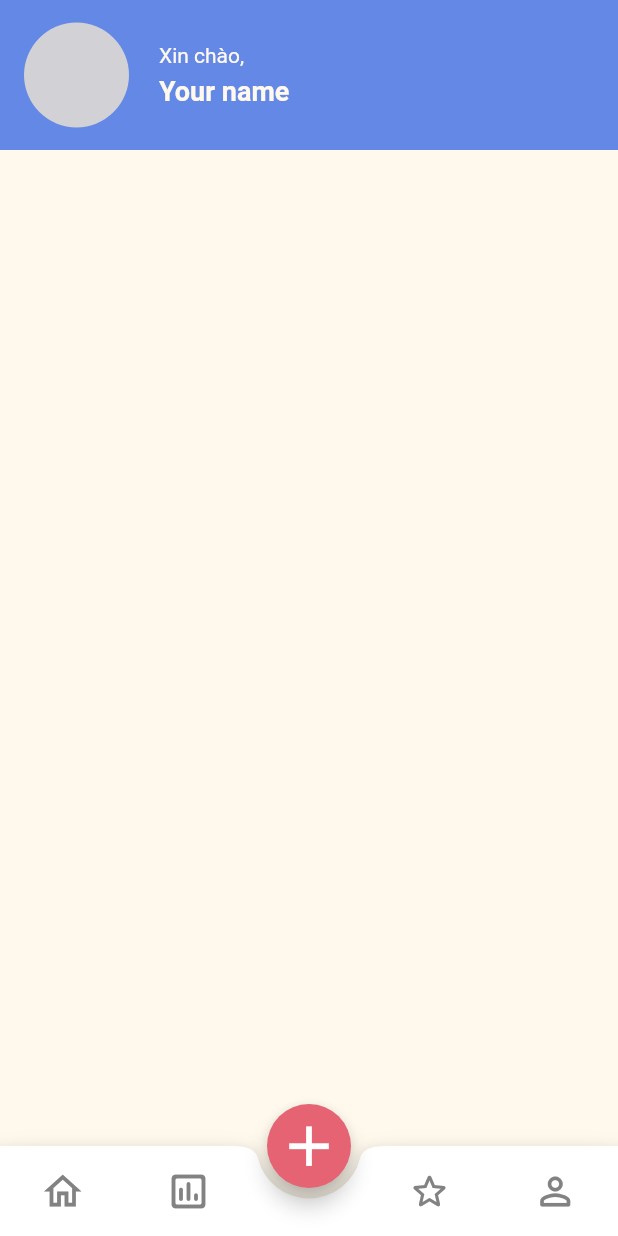
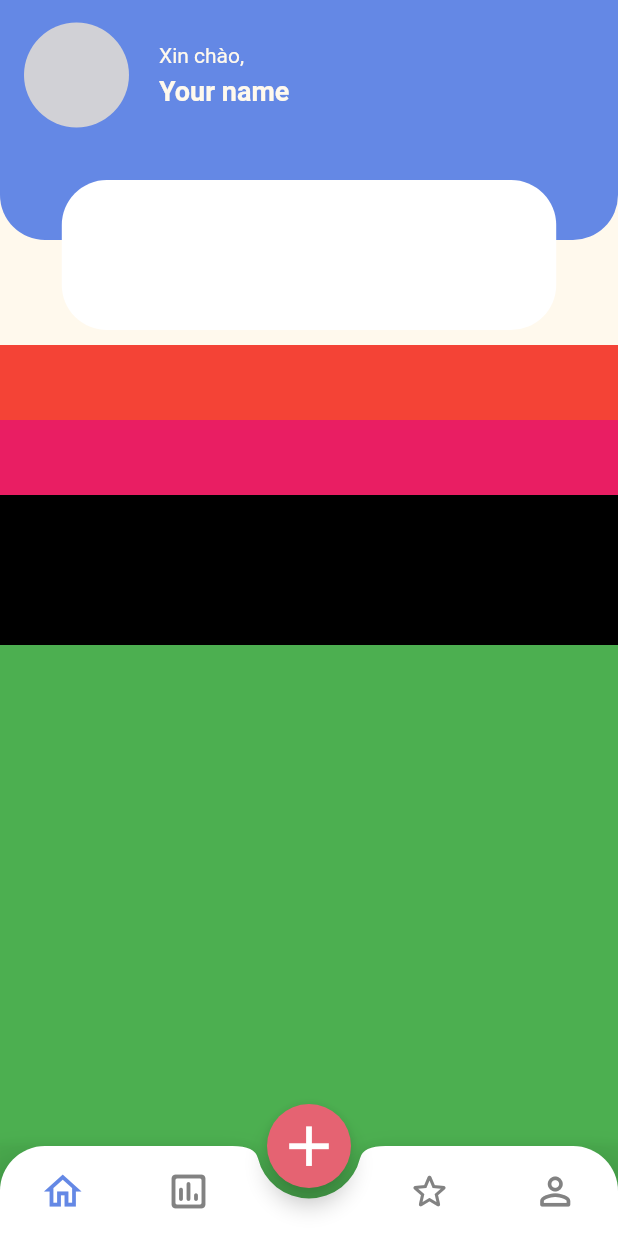
Before and after one commit to minhdinhtv761/habitool, a Flutter app: the screen it shows after launch, on a phone screen of 412 x 824 dp. Run offline on Flutter 3.47's test engine with Material 2 defaults, Android fonts, the phone set to English and light mode, and no system bars.

Commit message:
UI - create home_creen with appbar and bottomappba adn FAB, create dashboard_screen with appbar and scroll view

```diff
--- /dev/null
+++ b/lib/src/screens/dashboard_screen.dart
@@ -0,0 +1,130 @@
+import 'package:flutter/material.dart';
+
+import 'package:habitool/src/custom_values/custom_colors.dart';
+
+class DashBoardScreen extends StatefulWidget {
+  @override
+  _DashBoardScreenState createState() => _DashBoardScreenState();
+}
+
+class _DashBoardScreenState extends State<DashBoardScreen> {
+  @override
+  Widget build(BuildContext context) {
+    final Size size = MediaQuery.of(context).size;
+
+    return Scaffold(
+      backgroundColor: CustomColors.light,
+      body: CustomScrollView(
+        physics: BouncingScrollPhysics(),
+        slivers: <Widget>[
+          buildSliverAppBar(size),
+
+          // Những SliverToBoxAdapter dưới đây được thêm vào để test scroll màn hình
+          SliverToBoxAdapter(
+            child: Container(height: 50.0, color: Colors.red)
+          ),
+          SliverToBoxAdapter(
+            child: Container(height: 50.0, color: Colors.pink)
+          ),
+          SliverToBoxAdapter(
+            child: Container(height: 100.0, color: Colors.black)
+          ),
+          SliverToBoxAdapter(
+            child: Container(height: 500.0, color: Colors.green)
+          ),
+
+          // SliverToBoxAdapter dùng để làm phần trống, tránh việc dữ liệu bị che dưới BottomAppBar
+          SliverToBoxAdapter(
+            child: Container(height: 100.0, color: Colors.transparent)
+          ),
+        ],
+      ),
+    );
+  }
+
+// Hàm build AppBar cho DashBoardScreen
+  SliverAppBar buildSliverAppBar(Size size) {
+    return SliverAppBar(
+          pinned: true,
+          floating: true,
+          snap: false,
+          toolbarHeight: 100.0,
+          backgroundColor: CustomColors.blue,
+          shadowColor: Colors.transparent,
+          title: Row(
+            children: <Widget>[
+              Container(
+                width: 70.0,
+                height: 70.0,
+                decoration: BoxDecoration(
+                  color: CustomColors.grey,
+                  shape: BoxShape.circle,
+                ),
+              ),
+              SizedBox(width: 20.0,),
+              Column(
+                crossAxisAlignment: CrossAxisAlignment.start,
+                children: <Widget>[
+                  Text(
+                    'Xin chào,',
+                    style: TextStyle(
+                      color: CustomColors.light,
+                      fontSize: 14,
+                    ),
+                  ),
+                  SizedBox(height: 5.0,),
+                  Text(
+                    'Your name',
+                    style: TextStyle(
+                      color: CustomColors.light,
+                      fontSize: 18,
+                      fontWeight: FontWeight.bold,
+                    ),
+                  ),
+                ],
+              ),
+            ]
+          ),
+          flexibleSpace: FlexibleSpaceBar(
+            collapseMode: CollapseMode.pin,
+            background: Container(
+              height: 100,
+              decoration: BoxDecoration(
+                color: CustomColors.blue,
+              ),
+            ),
+          ),
+          bottom: PreferredSize(
+            child: Stack(
+              alignment: AlignmentDirectional.topCenter,
+              children: <Widget>[
+                Container(
+                  height: 130.0,
+                  decoration: BoxDecoration(
+                    color: CustomColors.light,
+                  ),
+                ),
+                Container(
+                  height: 60.0,
+                  decoration: BoxDecoration(
+                    color: CustomColors.blue,
+                    borderRadius: BorderRadius.vertical(bottom: Radius.circular(30.0)),
+                  ),
+                ),
+                Container(
+                  margin: EdgeInsets.only(top: 20.0),
+                  width: size.width * 0.8,
+                  height: 100.0,
+                  decoration: BoxDecoration(
+                    color: Colors.white,
+                    borderRadius: BorderRadius.circular(30.0),
+                  ),
+                ),
+              ],
+            ),
+            preferredSize: Size.fromHeight(130.0),
+          ),
+
+        );
+  }
+}
--- a/lib/src/screens/home_screen.dart
+++ b/lib/src/screens/home_screen.dart
@@ -1,7 +1,10 @@
 import 'package:flutter/material.dart';
 
 import 'package:habitool/src/custom_values/custom_colors.dart';
-import 'package:habitool/src/widgets/date_time_picker.dart';
+import 'package:habitool/src/screens/achievement_screen.dart';
+import 'package:habitool/src/screens/dashboard_screen.dart';
+import 'package:habitool/src/screens/settings_screen.dart';
+import 'package:habitool/src/screens/statistic_screen.dart';
 // import 'package:habitool/src/widgets/datetimpicker_widget.dart';
 
 class HomeScreen extends StatefulWidget {
@@ -10,79 +13,60 @@ class HomeScreen extends StatefulWidget {
 }
 
 class _HomeScreenState extends State<HomeScreen> {
+  int currentTab = 0;
+
+  final Widget currentScreen = DashBoardScreen();
+
+  final List<Widget> tabs = [
+    DashBoardScreen(),
+    StatisticScreen(),
+    AchievementScreen(),
+    SettingsScreen()
+  ];
+
+  final PageStorageBucket _bucket = PageStorageBucket();
+
   @override
   Widget build(BuildContext context) {
     final Size size = MediaQuery.of(context).size;
 
     return Scaffold(
       backgroundColor: CustomColors.light,
-      body: CustomScrollView(
-        physics: const BouncingScrollPhysics(),
-        slivers: <Widget>[
-          SliverAppBar(
-            pinned: false,
-            floating: false,
-            snap: false,
-            toolbarHeight: 100.0,
-            backgroundColor: CustomColors.blue,
-            title: Row(
-              children: <Widget>[
-                Container(
-                  width: 70.0,
-                  height: 70.0,
-                  decoration: BoxDecoration(
-                    color: CustomColors.grey,
-                    shape: BoxShape.circle,
+      extendBody: true,
+      body: PageStorage(
+        child: tabs[currentTab],
+        bucket: _bucket,
       ),
+      bottomNavigationBar: buildBottomAppBar(size),
+      floatingActionButton: buildFloatingActionButton(),
+      floatingActionButtonLocation: FloatingActionButtonLocation.centerDocked,
+    );
+  }
+
+  FloatingActionButton buildFloatingActionButton() {
+    return FloatingActionButton(
+      backgroundColor: CustomColors.pink,
+      child: Icon(
+        Icons.add,
+        size: 45.0,
+        color: Colors.white,
         ),
-                SizedBox(width: 20.0,),
-                Column(
-                  crossAxisAlignment: CrossAxisAlignment.start,
-                  children: <Widget>[
-                    Text(
-                      'Xin chào,',
-                      style: TextStyle(
-                        color: CustomColors.light,
-                        fontSize: 14,
+      onPressed: () {},
+      );
+  }
+
+  BottomAppBar buildBottomAppBar(Size size) {
+    return BottomAppBar(
+      color: Colors.transparent,
+      clipBehavior: Clip.antiAlias,
+      notchMargin: 7.0,
+      shape: CircularNotchedRectangle(
       ),
-                    ),
-                    SizedBox(height: 5.0,),
-                    Text(
-                      'Your name',
-                      style: TextStyle(
-                        color: CustomColors.light,
-                        fontSize: 18,
-                        fontWeight: FontWeight.bold,
-                      ),
-                    ),
-                  ],
-                ),
-              ]
-            ),
-          ),
-          // SliverAppBar(
-          //   pinned: true,
-          //   floating: false,
-          //   snap: false,
-          //   toolbarHeight: 130.0,
-          //   flexibleSpace: Stack(
-          //     children: <Widget>[
-          //       Container(
-
-          //       ),
-          //     ],
-          //   ),
-          // )
-        ],
-      ),
-      bottomNavigationBar: Container(
+      child: Container(
         height: 60.0,
         decoration: BoxDecoration(
+          color: Colors.white,
           borderRadius: BorderRadius.vertical(top: Radius.circular(30.0)),
-        ),
-        child: BottomAppBar(
-          notchMargin: 7.0,
-          shape: CircularNotchedRectangle(
         ),
         child: Row(
           mainAxisAlignment: MainAxisAlignment.spaceAround,
@@ -90,42 +74,39 @@ class _HomeScreenState extends State<HomeScreen> {
             IconButton(
               icon: Icon(Icons.home_outlined),
               iconSize: 30.0,
-                color: CustomColors.darkgrey,
-                onPressed: () {},
+              color: currentTab == 0 ? CustomColors.blue : CustomColors.darkgrey,
+              onPressed: () => setState(() {
+                this.currentTab = 0;
+              }),
             ),
             IconButton(
               icon: Icon(Icons.insert_chart_outlined_rounded),
               iconSize: 30.0,
-                color: CustomColors.darkgrey,
-                onPressed: () {},
+              color: currentTab == 1 ? CustomColors.blue : CustomColors.darkgrey,
+              onPressed: () => setState(() {
+                this.currentTab = 1;
+              }),
             ),
             SizedBox(width: size.width * 0.1),
             IconButton(
               icon: Icon(Icons.star_border_rounded),
               iconSize: 30.0,
-                color: CustomColors.darkgrey,
-                onPressed: () {},
+              color: currentTab == 2 ? CustomColors.blue : CustomColors.darkgrey,
+              onPressed: () => setState(() {
+                this.currentTab = 2;
+              }),
             ),
             IconButton(
               icon: Icon(Icons.person_outline_rounded),
               iconSize: 30.0,
-                color: CustomColors.darkgrey,
-                onPressed: () {},
+              color: currentTab == 3 ? CustomColors.blue : CustomColors.darkgrey,
+              onPressed: () => setState(() {
+                this.currentTab = 3;
+              }),
             ),
           ],
         ),
       ),
-      ),
-      floatingActionButton: FloatingActionButton(
-        backgroundColor: CustomColors.pink,
-        child: Icon(
-          Icons.add,
-          size: 45.0,
-          color: Colors.white,
-          ),
-        onPressed: () {},
-        ),
-      floatingActionButtonLocation: FloatingActionButtonLocation.centerDocked,
     );
   }
 }
```
Also changed, not shown: lib/src/screens/achievement_screen.dart (added, +19 -0 lines), lib/src/screens/settings_screen.dart (added, +19 -0 lines), lib/src/screens/statistic_screen.dart (added, +19 -0 lines), lib/src/widgets/date_time_picker.dart (deleted, +0 -43 lines). Lines whose indentation alone changed are shown as unchanged.
